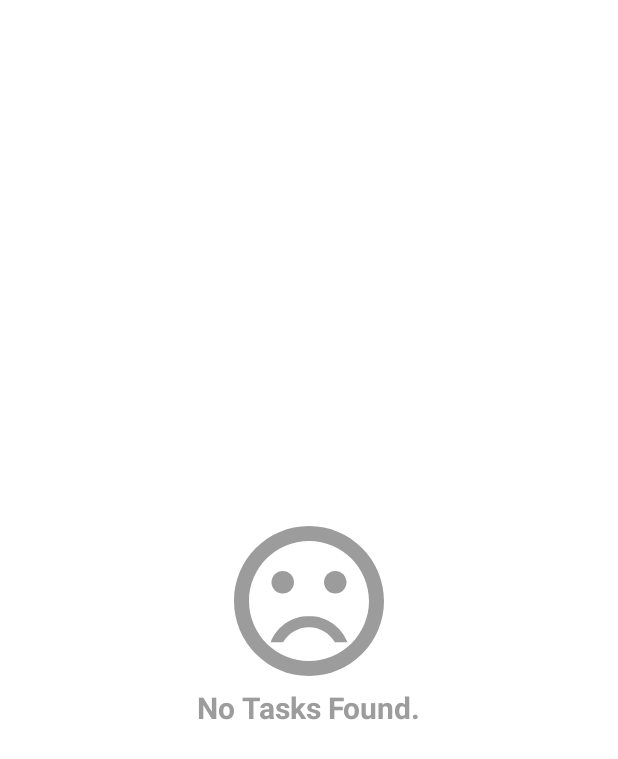
After one commit to amiratashani/TodoDash, an Android app built with Jetpack Compose: the composable EmptyContent shown on its own in the app's theme, on a phone screen of 412 x 824 dp. The commit adds this screen. Shown: the top 759 px of the screen. Run offline under Robolectric (Android 15) with nearby library versions, the phone set to English and light mode, and no system bars.

Commit message:
add list todo

```diff
--- /dev/null
+++ b/app/src/main/java/com/example/tododash/ui/screens/list/EmptyContent.kt
@@ -0,0 +1,52 @@
+package com.example.tododash.ui.screens.list
+
+
+import androidx.compose.foundation.background
+import androidx.compose.foundation.layout.Arrangement
+import androidx.compose.foundation.layout.Column
+import androidx.compose.foundation.layout.fillMaxSize
+import androidx.compose.foundation.layout.size
+import androidx.compose.material.Icon
+import androidx.compose.material.MaterialTheme
+import androidx.compose.material.Text
+import androidx.compose.runtime.Composable
+import androidx.compose.ui.Alignment
+import androidx.compose.ui.Modifier
+import androidx.compose.ui.res.painterResource
+import androidx.compose.ui.res.stringResource
+import androidx.compose.ui.text.font.FontWeight
+import androidx.compose.ui.tooling.preview.Preview
+import androidx.compose.ui.unit.dp
+import com.example.tododash.R
+import com.example.tododash.ui.theme.MediumGray
+
+
+@Composable
+fun EmptyContent() {
+    Column(
+        modifier = Modifier
+            .fillMaxSize()
+            .background(MaterialTheme.colors.background),
+        verticalArrangement = Arrangement.Center,
+        horizontalAlignment = Alignment.CenterHorizontally
+    ) {
+        Icon(
+            modifier = Modifier.size(120.dp), // size applies to both, width and height, 120.dp
+            painter = painterResource(id = R.drawable.ic_sad_face),
+            contentDescription = stringResource(id = R.string.sad_face_icon),
+            tint = MediumGray
+        )
+        Text(
+            text = stringResource(id = R.string.empty_content),
+            color = MediumGray,
+            fontWeight = FontWeight.Bold,
+            fontSize = MaterialTheme.typography.h6.fontSize
+        )
+    }
+}
+
+@Composable
+@Preview
+private fun EmptyContentPreview() {
+    EmptyContent()
+}
--- a/app/src/main/java/com/example/tododash/ui/screens/list/ListAppBar.kt
+++ b/app/src/main/java/com/example/tododash/ui/screens/list/ListAppBar.kt
@@ -88,7 +88,7 @@ fun DefaultListAppBar(
     TopAppBar(
         title = {
             Text(
-                "Tasks", //! transfer to strings.xml
+                stringResource(id = R.string.list_screen_title), //! transfer to strings.xml
                 color = MaterialTheme.colors.topAppBarContentColor
             )
         },
@@ -243,7 +243,7 @@ fun SearchAppBar(
                 onValueChange = onTextChange,
                 placeholder = {
                     Text(
-                        text = "Search", //! transfer to strings.xml
+                        text = stringResource(id = R.string.search_placeholder),
                         color = Color.White,
                         modifier = Modifier
                             .alpha(ContentAlpha.medium)
--- a/app/src/main/java/com/example/tododash/ui/viewmodels/SharedViewModel.kt
+++ b/app/src/main/java/com/example/tododash/ui/viewmodels/SharedViewModel.kt
@@ -30,7 +30,7 @@ class SharedViewModel @Inject constructor(private val repository: ToDoRepository
     val allTasks: StateFlow<List<ToDoTask>> = _allTasks
 
 
-    private fun getAllTasks() {
+     fun getAllTasks() {
         viewModelScope.launch {
             repository.getAllTasks.collect {
                 _allTasks.value = it
--- /dev/null
+++ b/app/src/main/res/drawable/ic_sad_face.xml
@@ -0,0 +1,16 @@
+<vector xmlns:android="http://schemas.android.com/apk/res/android"
+    android:width="24dp"
+    android:height="24dp"
+    android:viewportWidth="24"
+    android:viewportHeight="24"
+    android:tint="?attr/colorControlNormal">
+    <path
+        android:fillColor="@android:color/white"
+        android:pathData="M15.5,9.5m-1.5,0a1.5,1.5 0,1 1,3 0a1.5,1.5 0,1 1,-3 0"/>
+    <path
+        android:fillColor="@android:color/white"
+        android:pathData="M8.5,9.5m-1.5,0a1.5,1.5 0,1 1,3 0a1.5,1.5 0,1 1,-3 0"/>
+    <path
+        android:fillColor="@android:color/white"
+        android:pathData="M11.99,2C6.47,2 2,6.48 2,12s4.47,10 9.99,10C17.52,22 22,17.52 22,12S17.52,2 11.99,2zM12,20c-4.42,0 -8,-3.58 -8,-8s3.58,-8 8,-8 8,3.58 8,8 -3.58,8 -8,8zM12,14c-2.33,0 -4.32,1.45 -5.12,3.5h1.67c0.69,-1.19 1.97,-2 3.45,-2s2.75,0.81 3.45,2h1.67c-0.8,-2.05 -2.79,-3.5 -5.12,-3.5z"/>
+</vector>
--- a/app/src/main/res/values/strings.xml
+++ b/app/src/main/res/values/strings.xml
@@ -7,4 +7,6 @@
     <string name="sad_face_icon">Sad Face Icon</string>
     <string name="empty_content">No Tasks Found.</string>
     <string name="add_task">Add Task</string>
+    <string name="list_screen_title">Task</string>
+    <string name="search_placeholder">Search</string>
 </resources>
```
Also changed, not shown: app/src/main/java/com/example/tododash/ui/screens/list/ListContent.kt (added, +134 -0 lines), app/src/main/java/com/example/tododash/ui/screens/list/ListScreen.kt (+14 -3 lines).
